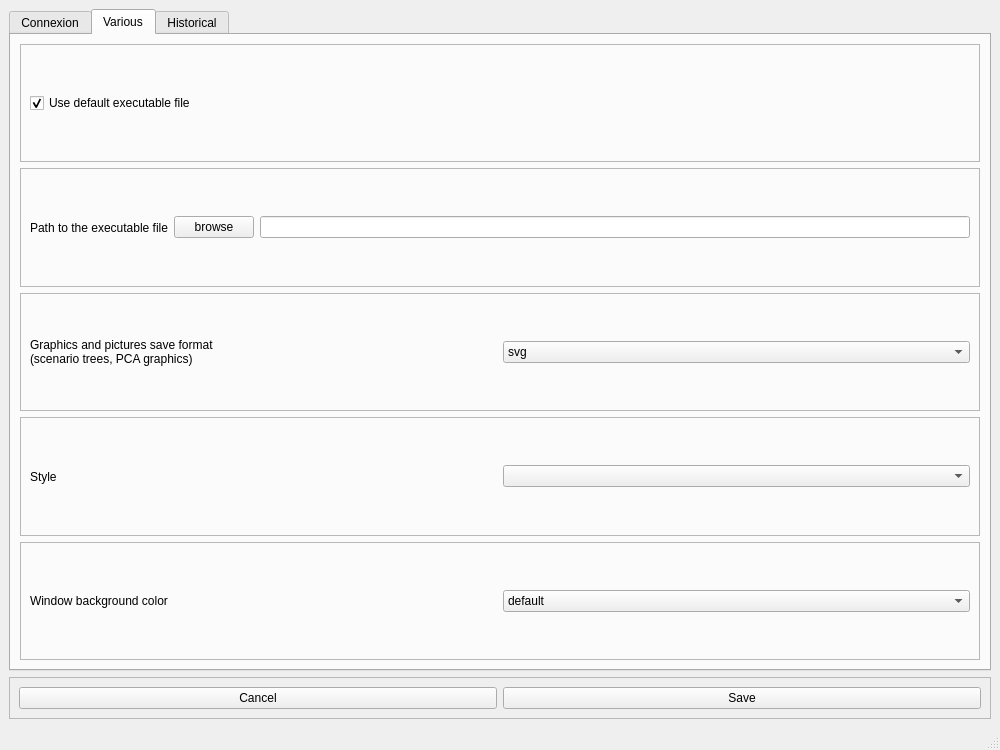
Before: the Qt Designer form python_interface/uis/preferences.ui in cbgp/diyabc, drawn with Qt 5.
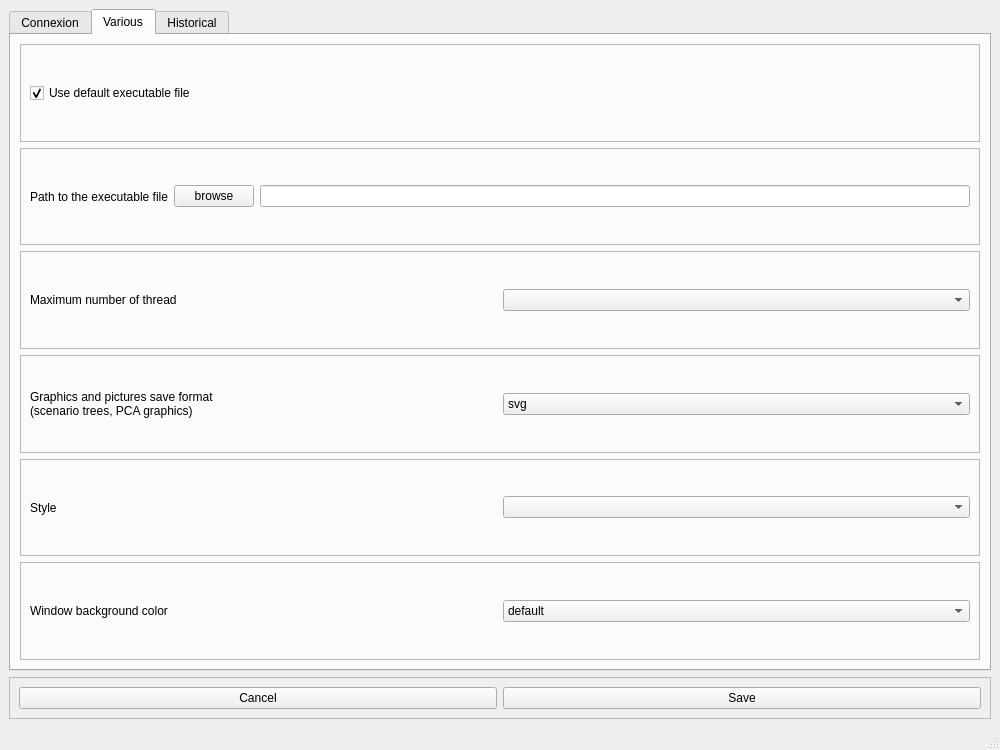
After: the same form once the commit is applied. The open tabs and pages were chosen to show the change.

Diff of the .ui file:
```diff
--- a/python_interface/uis/preferences.ui
+++ b/python_interface/uis/preferences.ui
@@ -174,6 +174,28 @@
           </layout>
          </widget>
         </item>
+        <item>
+         <widget class="QFrame" name="frame_6">
+          <property name="frameShape">
+           <enum>QFrame::StyledPanel</enum>
+          </property>
+          <property name="frameShadow">
+           <enum>QFrame::Raised</enum>
+          </property>
+          <layout class="QHBoxLayout" name="horizontalLayout_6">
+           <item>
+            <widget class="QLabel" name="label_7">
+             <property name="text">
+              <string>Maximum number of thread</string>
+             </property>
+            </widget>
+           </item>
+           <item>
+            <widget class="QComboBox" name="maxThreadCombo"/>
+           </item>
+          </layout>
+         </widget>
+        </item>
         <item>
          <widget class="QFrame" name="frame">
           <property name="frameShape">
```
